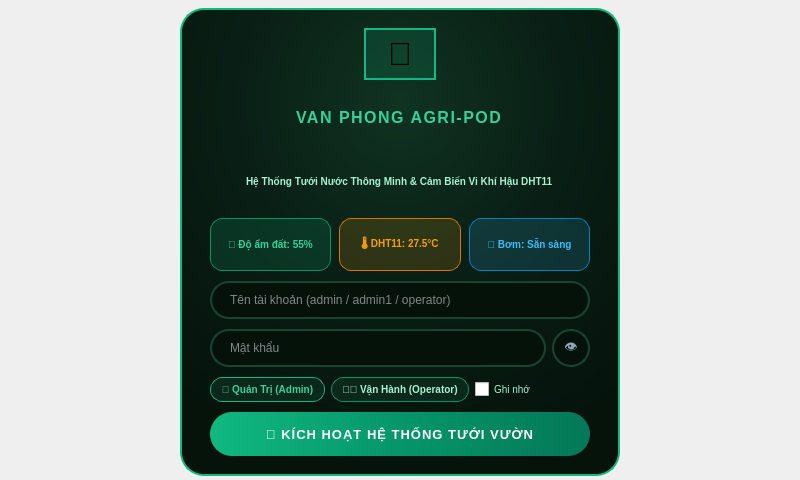
Old version of the form OUT_SRC_VANPHONG/OUT_SRC_VANPHONG/ui/pages/LoginPage.ui in the repository dinhquanghaICTU/OUT_SRC.
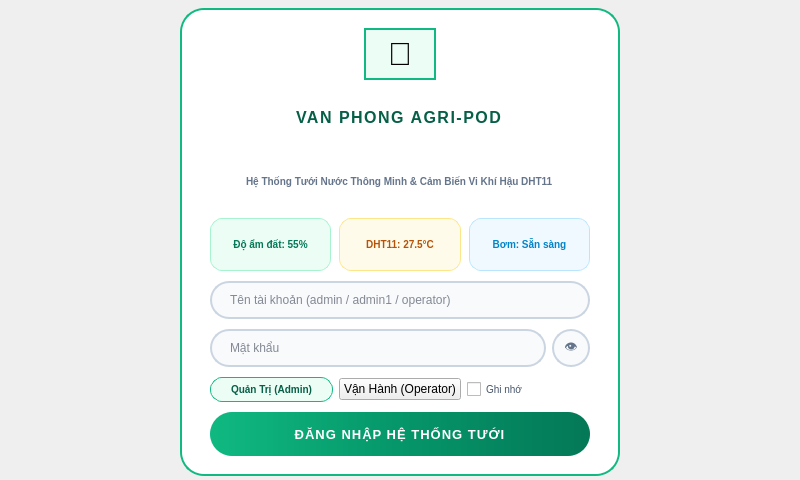
New version of the form.

What changed in the file:
```diff
--- a/OUT_SRC_VANPHONG/OUT_SRC_VANPHONG/ui/pages/LoginPage.ui
+++ b/OUT_SRC_VANPHONG/OUT_SRC_VANPHONG/ui/pages/LoginPage.ui
@@ -64,7 +64,7 @@
         </size>
        </property>
        <property name="styleSheet">
-        <string notr="true">QFrame#bioDomeCard { background: qradialgradient(cx:0.5, cy:0.2, radius:0.8, fx:0.5, fy:0.2, stop:0 #103322, stop:0.5 #091e14, stop:1 #05130b); border: 2px solid #10b981; border-radius: 24px; }</string>
+        <string notr="true">QFrame#bioDomeCard { background-color: #ffffff; border: 1.5px solid #10b981; border-radius: 24px; }</string>
        </property>
        <layout class="QVBoxLayout" name="domeVLayout">
         <property name="leftMargin">
@@ -90,7 +90,7 @@
            <string>🌿</string>
           </property>
           <property name="styleSheet">
-           <string notr="true">font-size: 32px; background: rgba(16, 185, 129, 0.15); border: 1.5px solid #10b981; border-radius: 28px; padding: 6px 14px;</string>
+           <string notr="true">font-size: 32px; background: #ecfdf5; border: 1.5px solid #10b981; border-radius: 28px; padding: 6px 14px;</string>
           </property>
          </widget>
         </item>
@@ -101,7 +101,7 @@
            <string>VAN PHONG AGRI-POD</string>
           </property>
           <property name="styleSheet">
-           <string notr="true">color: #34d399; font-size: 16px; font-weight: 900; letter-spacing: 1.5px;</string>
+           <string notr="true">color: #065f46; font-size: 16px; font-weight: 900; letter-spacing: 1.5px;</string>
           </property>
          </widget>
         </item>
@@ -112,7 +112,7 @@
            <string>Hệ Thống Tưới Nước Thông Minh &amp; Cảm Biến Vi Khí Hậu DHT11</string>
           </property>
           <property name="styleSheet">
-           <string notr="true">color: #a7f3d0; font-size: 10px; font-weight: 500;</string>
+           <string notr="true">color: #64748b; font-size: 10px; font-weight: 500;</string>
           </property>
          </widget>
         </item>
@@ -126,10 +126,10 @@
           <item>
            <widget class="QLabel" name="pPill1">
             <property name="text">
-             <string>🌾 Độ ẩm đất: 55%</string>
+             <string>Độ ẩm đất: 55%</string>
             </property>
             <property name="styleSheet">
-             <string notr="true">background: rgba(16, 185, 129, 0.15); color: #34d399; border: 1px solid #059669; border-radius: 12px; font-size: 10px; font-weight: 700; padding: 4px 10px;</string>
+             <string notr="true">background: #ecfdf5; color: #047857; border: 1px solid #a7f3d0; border-radius: 12px; font-size: 10px; font-weight: 700; padding: 4px 10px;</string>
             </property>
             <property name="alignment">
              <set>Qt::AlignCenter</set>
@@ -139,10 +139,10 @@
           <item>
            <widget class="QLabel" name="pPill2">
             <property name="text">
-             <string>🌡️ DHT11: 27.5°C</string>
+             <string>DHT11: 27.5°C</string>
             </property>
             <property name="styleSheet">
-             <string notr="true">background: rgba(245, 158, 11, 0.15); color: #f59e0b; border: 1px solid #d97706; border-radius: 12px; font-size: 10px; font-weight: 700; padding: 4px 10px;</string>
+             <string notr="true">background: #fffbeb; color: #b45309; border: 1px solid #fde68a; border-radius: 12px; font-size: 10px; font-weight: 700; padding: 4px 10px;</string>
             </property>
             <property name="alignment">
              <set>Qt::AlignCenter</set>
@@ -152,10 +152,10 @@
           <item>
            <widget class="QLabel" name="pPill3">
             <property name="text">
-             <string>💦 Bơm: Sẵn sàng</string>
+             <string>Bơm: Sẵn sàng</string>
             </property>
             <property name="styleSheet">
-             <string notr="true">background: rgba(56, 189, 248, 0.15); color: #38bdf8; border: 1px solid #0284c7; border-radius: 12px; font-size: 10px; font-weight: 700; padding: 4px 10px;</string>
+             <string notr="true">background: #f0f9ff; color: #0284c7; border: 1px solid #bae6fd; border-radius: 12px; font-size: 10px; font-weight: 700; padding: 4px 10px;</string>
             </property>
             <property name="alignment">
              <set>Qt::AlignCenter</set>
@@ -178,7 +178,7 @@
            <string>Tên tài khoản (admin / admin1 / operator)</string>
           </property>
           <property name="styleSheet">
-           <string notr="true">QLineEdit { background-color: #041209; border: 1.5px solid #1b4332; border-radius: 19px; color: #ffffff; font-size: 12px; padding: 4px 16px; } QLineEdit:focus { border: 1.5px solid #10b981; background-color: #082012; }</string>
+           <string notr="true">QLineEdit { background-color: #f8fafc; border: 1.5px solid #cbd5e1; border-radius: 19px; color: #0f172a; font-size: 12px; padding: 4px 16px; } QLineEdit:focus { border: 1.5px solid #10b981; background-color: #ffffff; }</string>
           </property>
           <property name="clearButtonEnabled">
            <bool>true</bool>
@@ -207,7 +207,7 @@
              <enum>QLineEdit::Password</enum>
             </property>
             <property name="styleSheet">
-             <string notr="true">QLineEdit { background-color: #041209; border: 1.5px solid #1b4332; border-radius: 19px; color: #ffffff; font-size: 12px; padding: 4px 16px; } QLineEdit:focus { border: 1.5px solid #10b981; background-color: #082012; }</string>
+             <string notr="true">QLineEdit { background-color: #f8fafc; border: 1.5px solid #cbd5e1; border-radius: 19px; color: #0f172a; font-size: 12px; padding: 4px 16px; } QLineEdit:focus { border: 1.5px solid #10b981; background-color: #ffffff; }</string>
             </property>
            </widget>
           </item>
@@ -229,7 +229,7 @@
              <bool>true</bool>
             </property>
             <property name="styleSheet">
-             <string notr="true">QPushButton { background-color: #041209; border: 1.5px solid #1b4332; border-radius: 19px; color: #94a3b8; font-size: 13px; } QPushButton:hover { background-color: #1b4332; }</string>
+             <string notr="true">QPushButton { background-color: #f8fafc; border: 1.5px solid #cbd5e1; border-radius: 19px; color: #64748b; font-size: 13px; } QPushButton:hover { background-color: #e2e8f0; }</string>
             </property>
            </widget>
           </item>
@@ -248,10 +248,10 @@
              <cursorShape>PointingHandCursor</cursorShape>
             </property>
             <property name="text">
-             <string>👑 Quản Trị (Admin)</string>
+             <string>Quản Trị (Admin)</string>
             </property>
             <property name="styleSheet">
-             <string notr="true">QPushButton { background: #0c281a; border: 1px solid #10b981; border-radius: 12px; color: #34d399; font-size: 10px; font-weight: 700; padding: 5px 10px; } QPushButton:hover { background: #10b981; color: white; }</string>
+             <string notr="true">QPushButton { background: #ecfdf5; border: 1px solid #10b981; border-radius: 12px; color: #065f46; font-size: 10px; font-weight: 700; padding: 5px 10px; } QPushButton:hover { background: #10b981; color: white; }</string>
             </property>
            </widget>
           </item>
@@ -261,10 +261,10 @@
              <cursorShape>PointingHandCursor</cursorShape>
             </property>
             <property name="text">
-             <string>👨‍🌾 Vận Hành (Operator)</string>
+             <string>Vận Hành (Operator)</string>
             </property>
             <property name="styleSheet">
-             <string notr="true">QPushButton { background: #0c281a; border: 1px solid #059669; border-radius: 12px; color: #a7f3d0; font-size: 10px; font-weight: 600; padding: 5px 10px; } QPushButton:hover { background: #059669; color: white; }</string>
+             <string notr="true">QPushButton { background: #f0fdf4; border: 1px solid #86efac; border-radius: 12px; color: #15803d; font-size: 10px; font-weight: 600; padding: 5px 10px; QPushButton:hover { background: #059669; color: white; }</string>
             </property>
            </widget>
           </item>
@@ -277,7 +277,7 @@
              <string>Ghi nhớ</string>
             </property>
             <property name="styleSheet">
-             <string notr="true">QCheckBox { color: #a7f3d0; font-size: 10px; }</string>
+             <string notr="true">QCheckBox { color: #475569; font-size: 10px; }</string>
             </property>
            </widget>
           </item>
@@ -297,13 +297,13 @@
            <cursorShape>PointingHandCursor</cursorShape>
           </property>
           <property name="text">
-           <string>🌱 KÍCH HOẠT HỆ THỐNG TƯỚI VƯỜN</string>
+           <string>ĐĂNG NHẬP HỆ THỐNG TƯỚI</string>
           </property>
           <property name="default">
            <bool>true</bool>
           </property>
           <property name="styleSheet">
-           <string notr="true">QPushButton#loginButton { background: qlineargradient(x1:0, y1:0, x2:1, y2:0, stop:0 #10b981, stop:0.5 #059669, stop:1 #047857); color: #ffffff; border: none; border-radius: 22px; font-size: 13px; font-weight: 900; letter-spacing: 1px; } QPushButton#loginButton:hover { background: #10b981; } QPushButton#loginButton:pressed { background: #065f46; }</string>
+           <string notr="true">QPushButton#loginButton { background: qlineargradient(x1:0, y1:0, x2:1, y2:0, stop:0 #10b981, stop:0.5 #059669, stop:1 #047857); color: #ffffff; border: none; border-radius: 22px; font-size: 13px; font-weight: 900; letter-spacing: 1px; } QPushButton#loginButton:hover { background: #059669; } QPushButton#loginButton:pressed { background: #047857; }</string>
           </property>
          </widget>
         </item>
```
